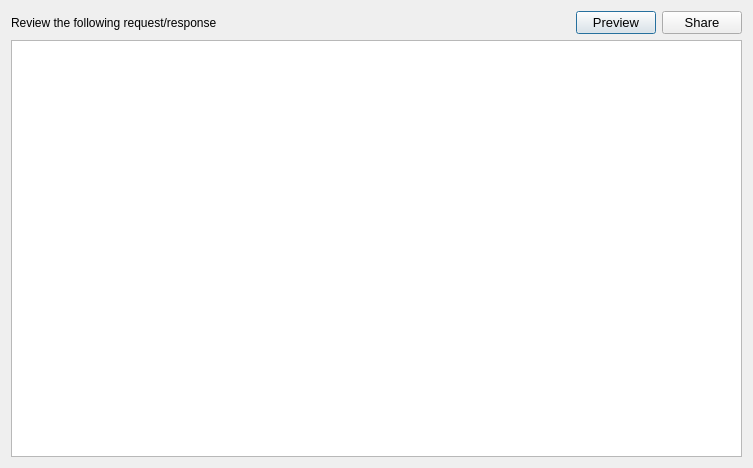
Old version of the form resources/ui/share_preview_dialog.ui in the repository namuan/http-rider.
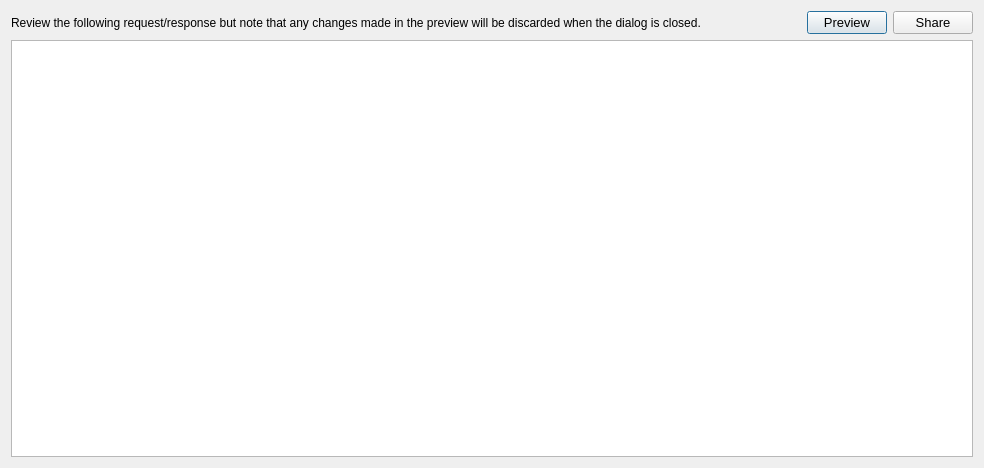
New version of the form.

Commit message: [Feature] Added code highlighting for preview window [Feature] Switching between edit and preview mode [Improv] Refactored code to load pygment styles

```diff
--- a/resources/ui/share_preview_dialog.ui
+++ b/resources/ui/share_preview_dialog.ui
@@ -9,7 +9,7 @@
    <rect>
     <x>0</x>
     <y>0</y>
-    <width>753</width>
+    <width>984</width>
     <height>468</height>
    </rect>
   </property>
@@ -25,7 +25,7 @@
      <item>
       <widget class="QLabel" name="label">
        <property name="text">
-        <string>Review the following request/response</string>
+        <string>Review the following request/response but note that any changes made in the preview will be discarded when the dialog is closed.</string>
        </property>
       </widget>
      </item>
```
The commit also changes 13 other files.
